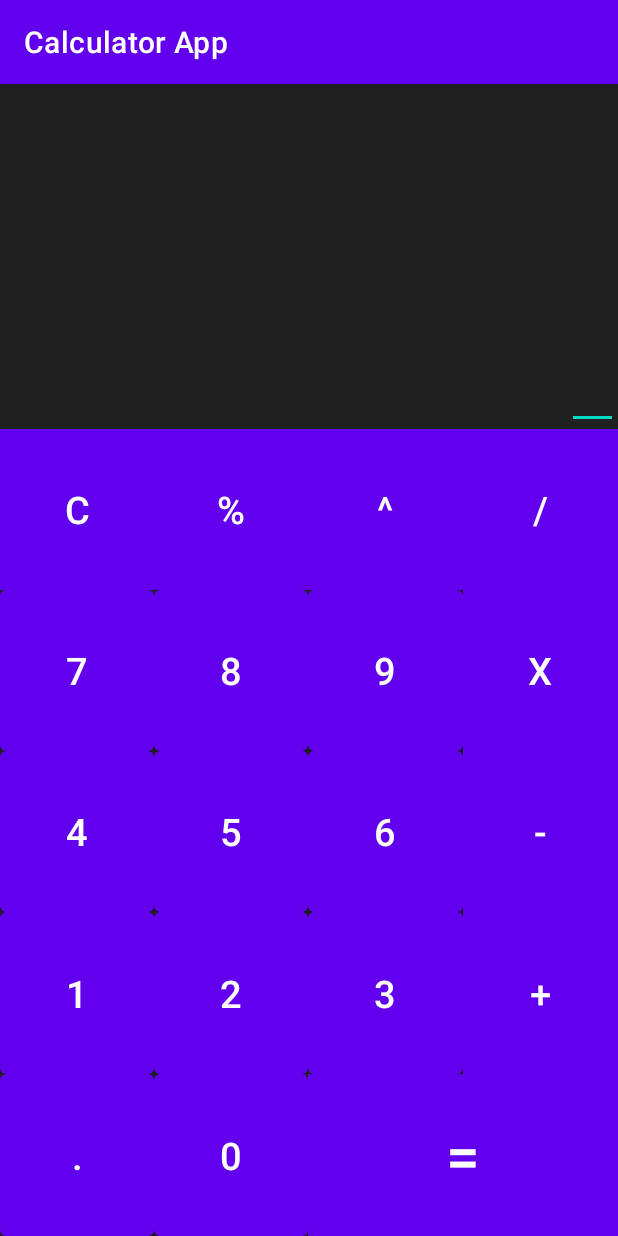
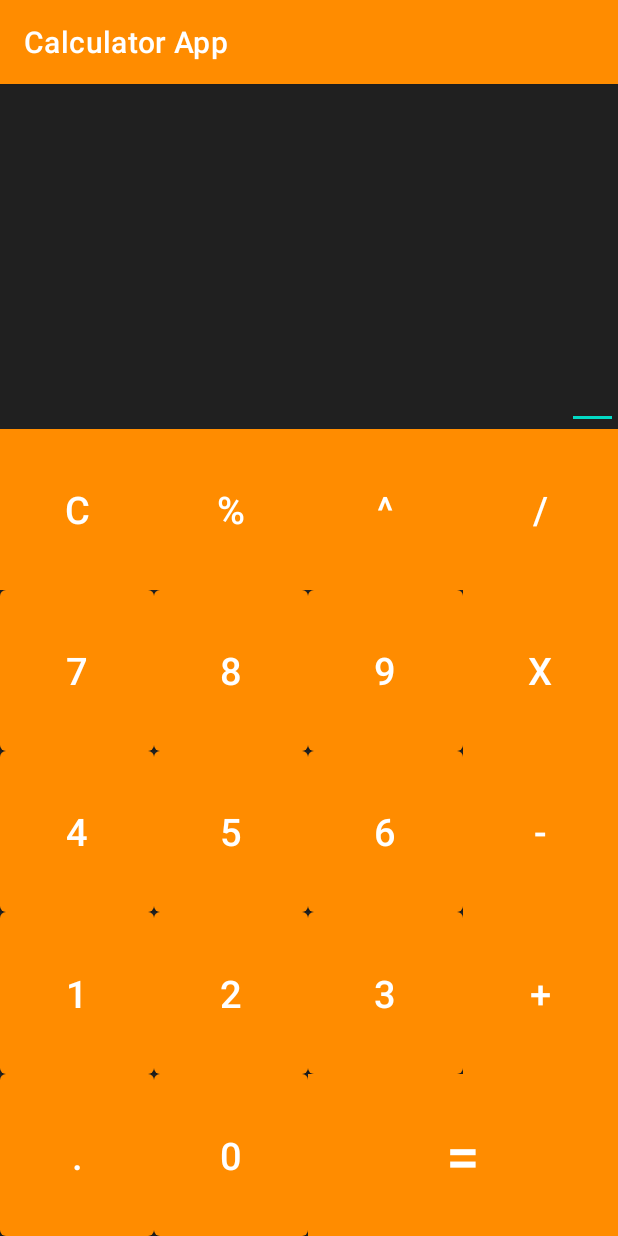
Before and after one commit to thienle0610/Calculator-Application, an Android app: the screen it shows after launch (MainActivity), on a phone screen of 412 x 824 dp. Run offline under Robolectric (Android 15) with nearby library versions, the phone set to English and light mode, and no system bars.

Commit message:
final testing

```diff
--- a/app/src/main/java/com/example/calculatorapp/MainActivity.java
+++ b/app/src/main/java/com/example/calculatorapp/MainActivity.java
@@ -1,3 +1,5 @@
+// Thien Le, T00640125, COMP 2160
+
 package com.example.calculatorapp;
 
 import androidx.appcompat.app.AppCompatActivity;
--- a/app/src/main/res/values/themes.xml
+++ b/app/src/main/res/values/themes.xml
@@ -2,8 +2,8 @@
     <!-- Base application theme. -->
     <style name="Theme.CalculatorApp" parent="Theme.MaterialComponents.DayNight.DarkActionBar">
         <!-- Primary brand color. -->
-        <item name="colorPrimary">@color/purple_500</item>
-        <item name="colorPrimaryVariant">@color/purple_700</item>
+        <item name="colorPrimary">@color/orange</item>
+        <item name="colorPrimaryVariant">@color/orange</item>
         <item name="colorOnPrimary">@color/white</item>
         <!-- Secondary brand color. -->
         <item name="colorSecondary">@color/teal_200</item>
```
Also changed, not shown: 1 other file.
